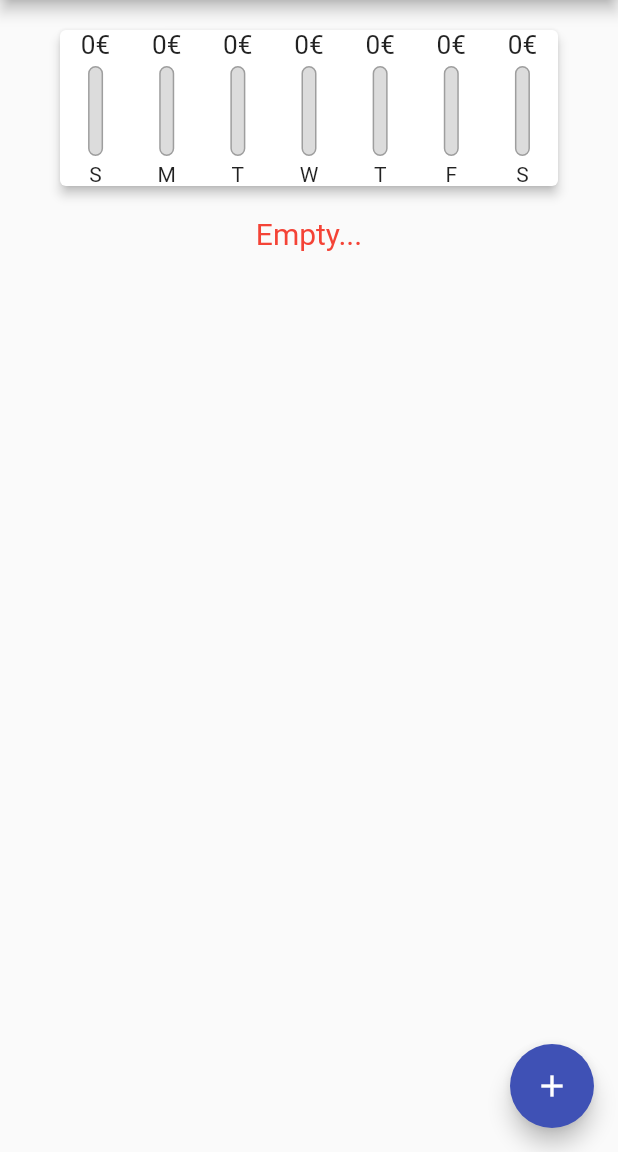
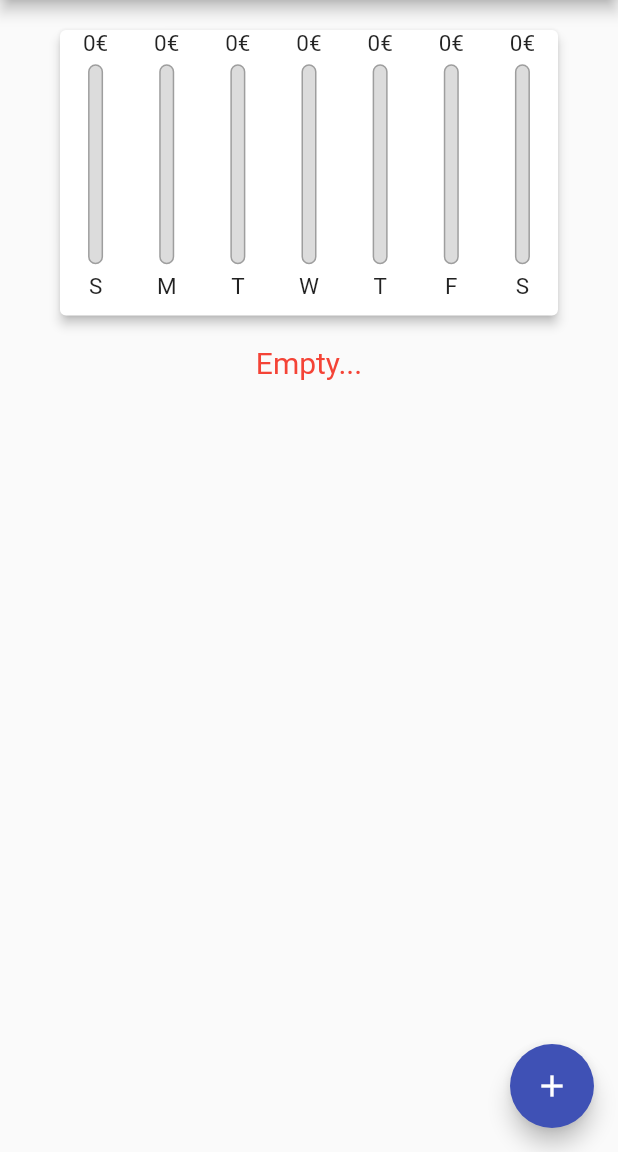
Before and after one commit to Anes1318/expenses, a Flutter app: the screen it shows after launch, on a phone screen of 412 x 824 dp, the part 84-1236 px from its top. Run offline on Flutter 3.47's test engine with Material 2 defaults, Android fonts, the phone set to English and light mode, and no system bars.

Commit message:
added responsive updates

```diff
--- a/lib/components/chart.dart
+++ b/lib/components/chart.dart
@@ -36,7 +36,7 @@ class Chart extends StatelessWidget {
 
   @override
   Widget build(BuildContext context) {
-    print(groupedTransactionValues);
+    // print(groupedTransactionValues);
     return Card(
       elevation: 3,
       margin: EdgeInsets.all(20),
--- a/lib/components/chartBar.dart
+++ b/lib/components/chartBar.dart
@@ -11,17 +11,19 @@ class ChartBar extends StatelessWidget {
 
   @override
   Widget build(BuildContext context) {
+    return LayoutBuilder(
+      builder: (context, constraints) {
         return Column(
           children: [
             Container(
-          height: 20,
+              height: constraints.maxHeight * 0.09,
               child: FittedBox(
                 child: Text('${spendingAmount.toStringAsFixed(0)}€'),
               ),
             ),
-        SizedBox(height: 4),
+            SizedBox(height: constraints.maxHeight * 0.03),
             Container(
-            height: 60,
+                height: constraints.maxHeight * 0.7,
                 width: 10,
                 child: Stack(
                   children: [
@@ -43,9 +45,14 @@ class ChartBar extends StatelessWidget {
                     ),
                   ],
                 )),
-        SizedBox(height: 4),
-        Text('${label}'),
+            SizedBox(height: constraints.maxHeight * 0.03),
+            Container(
+              height: constraints.maxHeight * 0.09,
+              child: FittedBox(child: Text('$label')),
+            ),
           ],
+        );
+      },
     );
   }
 }
--- a/lib/components/inputFields.dart
+++ b/lib/components/inputFields.dart
@@ -49,7 +49,13 @@ class _InputFieldsState extends State<InputFields> {
 
   @override
   Widget build(BuildContext context) {
-    return Container(
+    return SingleChildScrollView(
+      child: Container(
+        padding: EdgeInsets.only(
+            top: 10,
+            right: 10,
+            left: 10,
+            bottom: MediaQuery.of(context).viewInsets.bottom + 10),
         child: Card(
           elevation: 2,
           child: Container(
@@ -75,8 +81,8 @@ class _InputFieldsState extends State<InputFields> {
                   child: Row(
                     children: [
                       Expanded(
-                        child:
-                            Text(DateFormat('d MMMM y').format(selectedDate))),
+                          child: Text(
+                              DateFormat('d MMMM y').format(selectedDate))),
                       TextButton(
                         onPressed: datePicker,
                         child: Text(
@@ -107,6 +113,7 @@ class _InputFieldsState extends State<InputFields> {
             ),
           ),
         ),
+      ),
     );
   }
 }
--- a/lib/components/transactionList.dart
+++ b/lib/components/transactionList.dart
@@ -12,9 +12,8 @@ class TransactionList extends StatelessWidget {
 
   @override
   Widget build(BuildContext context) {
-    return Container(
-      height: 700,
-      child: (transactions.isEmpty)
+    final orijentacija = MediaQuery.of(context).orientation;
+    return (transactions.isEmpty)
         ? Column(
             children: [
               Text(
@@ -75,6 +74,13 @@ class TransactionList extends StatelessWidget {
                         ),
                       ],
                     ),
+                    Row(
+                      children: [
+                        if (orijentacija == Orientation.landscape)
+                          Text(
+                            'Delete',
+                            style: TextStyle(color: Colors.red, fontSize: 16),
+                          ),
                         IconButton(
                           onPressed: () => deleteList(transactions[index].id),
                           icon: Icon(
@@ -83,11 +89,12 @@ class TransactionList extends StatelessWidget {
                           ),
                         ),
                       ],
+                    )
+                  ],
                 ),
               );
             },
             itemCount: transactions.length,
-            ),
           );
   }
 }
--- a/lib/main.dart
+++ b/lib/main.dart
@@ -1,10 +1,18 @@
+import 'dart:isolate';
+
 import 'package:expenses/components/chart.dart';
 import 'package:expenses/components/inputFields.dart';
 import 'package:expenses/components/transactionList.dart';
 import 'package:expenses/klase/transaction.dart';
 import 'package:flutter/material.dart';
+import 'package:flutter/services.dart';
 
-void main() => runApp(MyApp());
+void main() {
+  // WidgetsFlutterBinding.ensureInitialized();
+  // SystemChrome.setPreferredOrientations(
+  //     [DeviceOrientation.portraitDown, DeviceOrientation.portraitUp]);
+  runApp(MyApp());
+}
 
 class MyApp extends StatelessWidget {
   @override
@@ -64,12 +72,23 @@ class _MyHomePageState extends State<MyHomePage> {
         });
   }
 
+  bool showChart = false;
+  final appBar = AppBar(
+    title: Text('Expenses'),
+  );
+
   @override
   Widget build(BuildContext context) {
+    final orijentacija = MediaQuery.of(context).orientation;
+    final txList = Container(
+      height: (MediaQuery.of(context).size.height -
+              appBar.preferredSize.height -
+              MediaQuery.of(context).padding.top) *
+          0.8,
+      child: TransactionList(transactions, _deleteTransaction),
+    );
     return Scaffold(
-      appBar: AppBar(
-        title: Text('Expenses'),
-      ),
+      appBar: appBar,
       floatingActionButton: FloatingActionButton(
         onPressed: () => _showModal(context),
         child: Icon(
@@ -81,8 +100,42 @@ class _MyHomePageState extends State<MyHomePage> {
         child: SingleChildScrollView(
           child: Column(
             children: [
-              Chart(recentTransactions: recentTransactions),
-              TransactionList(transactions, _deleteTransaction),
+              if (orijentacija == Orientation.landscape)
+                Row(
+                  mainAxisAlignment: MainAxisAlignment.center,
+                  children: [
+                    Text(
+                      'Show chart',
+                      style: TextStyle(fontSize: 18),
+                    ),
+                    Switch(
+                        value: showChart,
+                        onChanged: (value) {
+                          setState(() {
+                            showChart = value;
+                          });
+                        }),
+                  ],
+                ),
+              if (orijentacija != Orientation.landscape)
+                Container(
+                  height: (MediaQuery.of(context).size.height -
+                          appBar.preferredSize.height -
+                          MediaQuery.of(context).padding.top) *
+                      0.3,
+                  child: Chart(recentTransactions: recentTransactions),
+                ),
+              if (orijentacija != Orientation.landscape) txList,
+              if (orijentacija == Orientation.landscape)
+                (showChart)
+                    ? Container(
+                        height: (MediaQuery.of(context).size.height -
+                                appBar.preferredSize.height -
+                                MediaQuery.of(context).padding.top) *
+                            0.7,
+                        child: Chart(recentTransactions: recentTransactions),
+                      )
+                    : txList,
             ],
           ),
         ),
```
Lines whose indentation alone changed are shown as unchanged.
